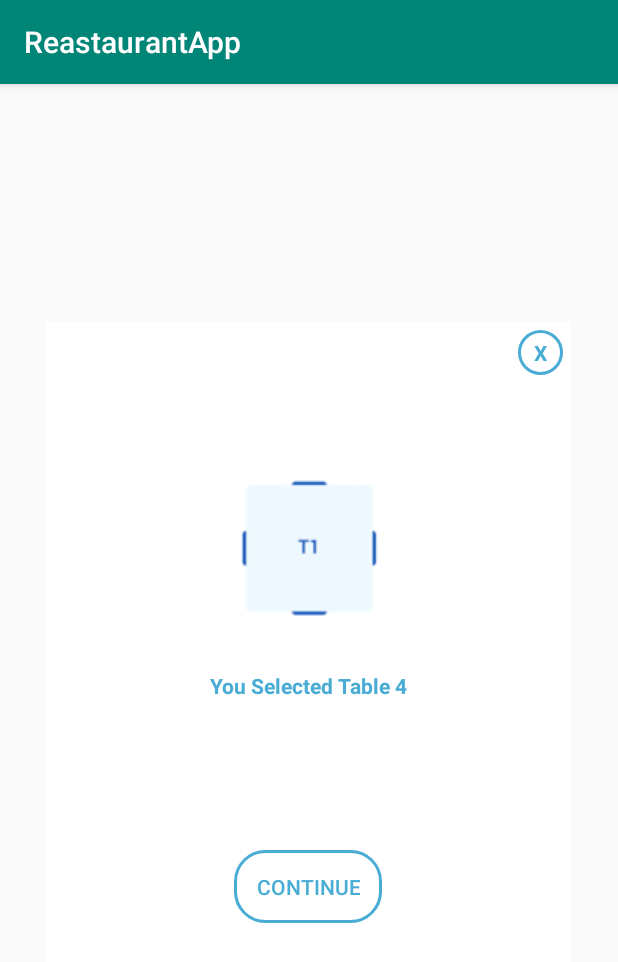
After one commit to Akerdany/ReastaurantApp, an Android app: the fragment popupmenufrag shown on its own in the app's theme, on a phone screen of 412 x 824 dp. The commit adds this screen. Shown: the top 962 px of the screen. Run offline under Robolectric (Android 15) with nearby library versions, the phone set to English and light mode, and no system bars.

Commit message:
Changed my layouts to fragments

```diff
--- a/app/build.gradle
+++ b/app/build.gradle
@@ -25,6 +25,7 @@ dependencies {
     implementation 'androidx.appcompat:appcompat:1.1.0'
     implementation 'androidx.constraintlayout:constraintlayout:1.1.3'
     implementation 'com.google.firebase:firebase-database:16.0.4'
+    implementation 'androidx.legacy:legacy-support-v4:1.0.0'
     testImplementation 'junit:junit:4.12'
     androidTestImplementation 'androidx.test.ext:junit:1.1.1'
     androidTestImplementation 'androidx.test.espresso:espresso-core:3.2.0'
--- /dev/null
+++ b/app/src/main/java/com/example/reastaurantapp/popupmenufrag.java
@@ -0,0 +1,21 @@
+package com.example.reastaurantapp;
+
+import android.content.Context;
+import android.net.Uri;
+import android.os.Bundle;
+
+import androidx.fragment.app.Fragment;
+
+import android.view.LayoutInflater;
+import android.view.View;
+import android.view.ViewGroup;
+
+public class popupmenufrag extends Fragment
+{
+    @Override
+    public View onCreateView(LayoutInflater inflater, ViewGroup container,
+                             Bundle savedInstanceState) {
+        // Inflate the layout for this fragment
+        return inflater.inflate(R.layout.fragment_popupmenufrag, container, false);
+    }
+}
--- /dev/null
+++ b/app/src/main/res/layout/fragment_popupmenufrag.xml
@@ -0,0 +1,66 @@
+<?xml version="1.0" encoding="utf-8"?>
+<FrameLayout xmlns:android="http://schemas.android.com/apk/res/android"
+    xmlns:tools="http://schemas.android.com/tools"
+    android:layout_width="match_parent"
+    android:layout_height="match_parent"
+    tools:context=".popupmenufrag">
+
+    <LinearLayout
+        xmlns:android="http://schemas.android.com/apk/res/android"
+        xmlns:app="http://schemas.android.com/apk/res-auto"
+        xmlns:tools="http://schemas.android.com/tools"
+        android:layout_width="350dp"
+        android:layout_height="450dp"
+        tools:context=".popupmenu"
+        android:background="#fff"
+        android:padding="5dp"
+        android:layout_gravity="center"
+        android:orientation="vertical">
+
+        <TextView
+            android:id="@+id/txtclose"
+            android:layout_width="30dp"
+            android:layout_height="30dp"
+            android:text="X"
+            android:textColor="@color/blueLight"
+            android:textStyle="bold"
+            android:layout_gravity="end"
+            android:layout_marginLeft="310dp"
+            android:gravity="center"
+            android:background="@drawable/oval"></TextView>
+
+        <LinearLayout
+            android:layout_width="match_parent"
+            android:layout_height="wrap_content"
+            android:orientation="vertical"
+            android:layout_marginTop="50dp">
+
+            <ImageView
+                android:layout_width="wrap_content"
+                android:layout_height="wrap_content"
+                android:src="@drawable/table4"
+                android:layout_gravity="center"
+                android:layout_marginTop="15dp"/>
+
+            <TextView
+                android:layout_width="wrap_content"
+                android:layout_height="wrap_content"
+                android:textStyle="bold"
+                android:text="You Selected Table 4"
+                android:textColor="@color/blueLight"
+                android:layout_gravity="center_horizontal"
+                android:layout_marginTop="30dp"></TextView>
+        </LinearLayout>
+
+        <Button
+            android:id="@+id/btnfollow"
+            android:layout_width="wrap_content"
+            android:layout_height="wrap_content"
+            android:text="Continue"
+            android:layout_marginTop="100dp"
+            android:layout_gravity="center_horizontal"
+            android:background="@drawable/buttonstyle"
+            android:textColor="@color/blueLight"/>
+
+    </LinearLayout>
+</FrameLayout>
--- a/app/src/main/res/values/strings.xml
+++ b/app/src/main/res/values/strings.xml
@@ -41,4 +41,7 @@
     <string name="food_navigation_icon">Food</string>
     <string name="navigation_navigation_icon">Navigation</string>
 
+    <!-- TODO: Remove or change this placeholder text -->
+    <string name="hello_blank_fragment">Hello blank fragment</string>
+
 </resources>
```
Also changed, not shown: app/src/main/java/com/example/reastaurantapp/GR.java (renamed from app/src/main/java/com/example/reastaurantapp/GraphicalRestaurant.java, +14 -11 lines), app/src/main/java/com/example/reastaurantapp/popupmenu.java (deleted, +0 -14 lines), app/src/main/res/layout/activity_popupmenu.xml (deleted, +0 -59 lines), app/src/main/res/layout/fragment_gr.xml (renamed from app/src/main/res/layout/activity_graphical_restaurant.xml, +13 -5 lines).
